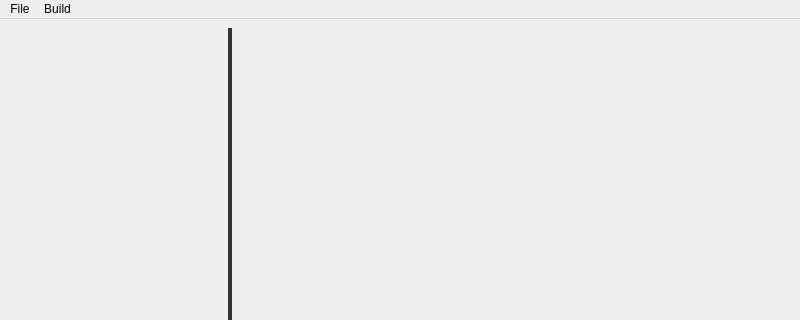
The window that mainwindow.ui (Fustell/Code-Editor-CPP) describes before a commit, drawn with Qt 5; both pictures show x 0 to 800 and y 0 to 320 of the 800 by 600 pixel window.
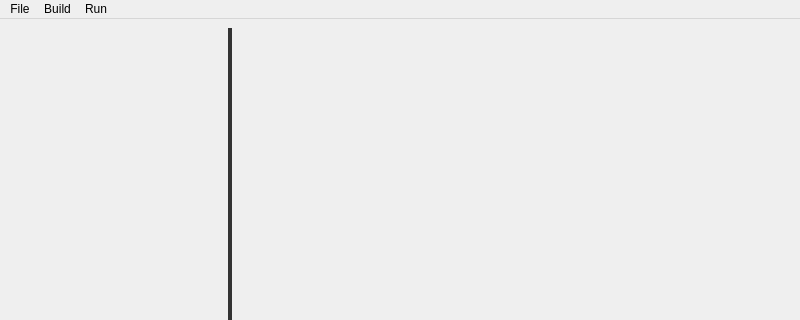
The same window after the commit. Custom widgets are drawn as their Qt base class.

Commit message: added item in menu Run for running apps

The edit to the form file:
```diff
--- a/mainwindow.ui
+++ b/mainwindow.ui
@@ -121,8 +121,16 @@
     </property>
     <addaction name="actionBuild"/>
    </widget>
+   <widget class="QMenu" name="menuRun">
+    <property name="title">
+     <string>Run</string>
+    </property>
+    <addaction name="actionRun"/>
+    <addaction name="actionDebug"/>
+   </widget>
    <addaction name="menuFile"/>
    <addaction name="menuBuild"/>
+   <addaction name="menuRun"/>
   </widget>
   <action name="actionNew_file">
    <property name="text">
```
Left out of the diff: 10 changed lines with no effect on the pictures. The commit also changes 6 other files.
